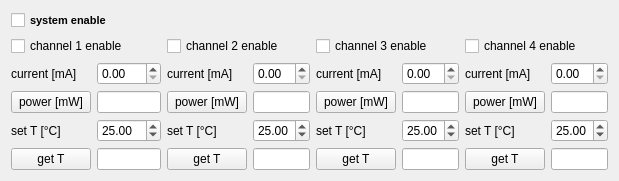
The window that instruments/throlabs_MCSL1.ui (dean-nanomol/nanomol) describes before a commit, drawn with Qt 5.
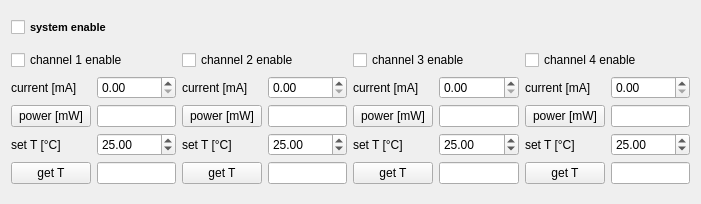
The same window after the commit.

Commit message: update MCLS1 class and ui

What changed in the file:
```diff
--- a/instruments/throlabs_MCSL1.ui
+++ b/instruments/throlabs_MCSL1.ui
@@ -6,8 +6,8 @@
    <rect>
     <x>0</x>
     <y>0</y>
-    <width>602</width>
-    <height>172</height>
+    <width>701</width>
+    <height>204</height>
    </rect>
   </property>
   <property name="windowTitle">
```
Left out of the diff: 16 changed lines with no effect on the pictures. The commit also changes 1 other file.
